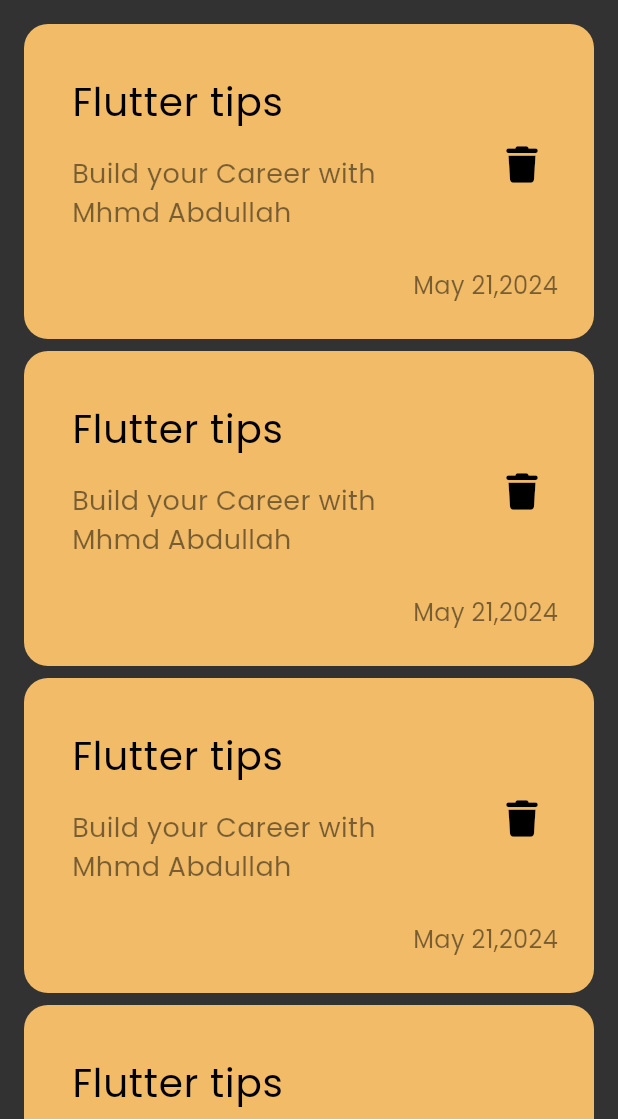
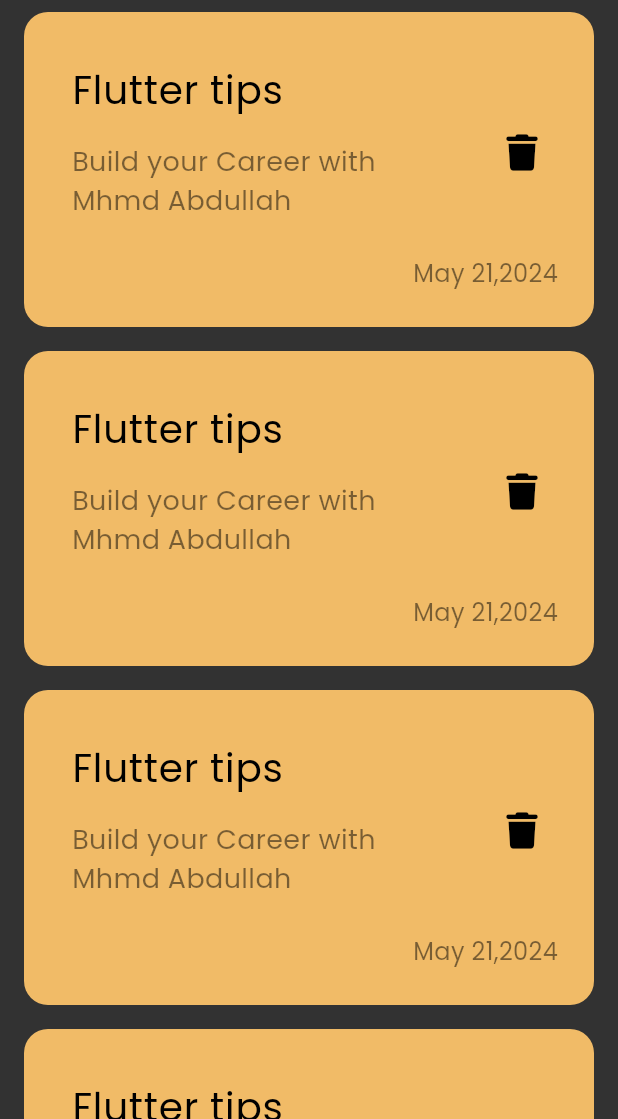
Before and after one commit to MoAbdullahConQ/notes_app, a Flutter app: the screen it shows after launch, on a phone screen of 412 x 824 dp, the part 117-1236 px from its top. Run offline on Flutter 3.47's test engine with Material 3 defaults, Android fonts, the phone set to English and light mode, and no system bars; our stand-ins replace font_awesome_flutter.

Commit message:
create notes list view

```diff
--- a/lib/widgets/note_item.dart
+++ b/lib/widgets/note_item.dart
@@ -7,7 +7,7 @@ class NoteItem extends StatelessWidget {
   @override
   Widget build(BuildContext context) {
     return Container(
-      margin: const EdgeInsets.only(bottom: 8),
+      // margin: const EdgeInsets.only(bottom: 8),
       // height: 200,
       padding: const EdgeInsets.only(top: 24, bottom: 24, left: 16),
       decoration: BoxDecoration(
--- /dev/null
+++ b/lib/widgets/notes_list_view.dart
@@ -0,0 +1,22 @@
+import 'package:flutter/material.dart';
+import 'package:notes_app/widgets/note_item.dart';
+
+class NotesListView extends StatelessWidget {
+  const NotesListView({
+    super.key,
+  });
+
+  @override
+  Widget build(BuildContext context) {
+    return ListView.builder(
+      physics: const BouncingScrollPhysics(),
+      itemCount: 4,
+      itemBuilder: (context, index) {
+        return const Padding(
+          padding: EdgeInsets.symmetric(vertical: 8.0),
+          child: NoteItem(),
+        );
+      },
+    );
+  }
+}
--- a/lib/widgets/notes_view_body.dart
+++ b/lib/widgets/notes_view_body.dart
@@ -1,28 +1,19 @@
 import 'package:flutter/material.dart';
 import 'package:notes_app/widgets/custom_app_bar.dart';
-import 'package:notes_app/widgets/note_item.dart';
+import 'package:notes_app/widgets/notes_list_view.dart';
 
 class NotesViewBody extends StatelessWidget {
   const NotesViewBody({super.key});
 
   @override
   Widget build(BuildContext context) {
-    return Padding(
-      padding: const EdgeInsets.symmetric(horizontal: 16),
+    return const Padding(
+      padding: EdgeInsets.symmetric(horizontal: 16),
       child: Column(
         children: [
-          const SizedBox(height: 32),
-          const CustomAppBar(),
-          Expanded(
-            child: ListView.builder(
-              padding: const EdgeInsets.symmetric(vertical: 16),
-              physics: const BouncingScrollPhysics(),
-              itemCount: 4,
-              itemBuilder: (context, index) {
-                return const NoteItem();
-              },
-            ),
-          ),
+          SizedBox(height: 32),
+          CustomAppBar(),
+          Expanded(child: NotesListView()),
         ],
       ),
     );
```
